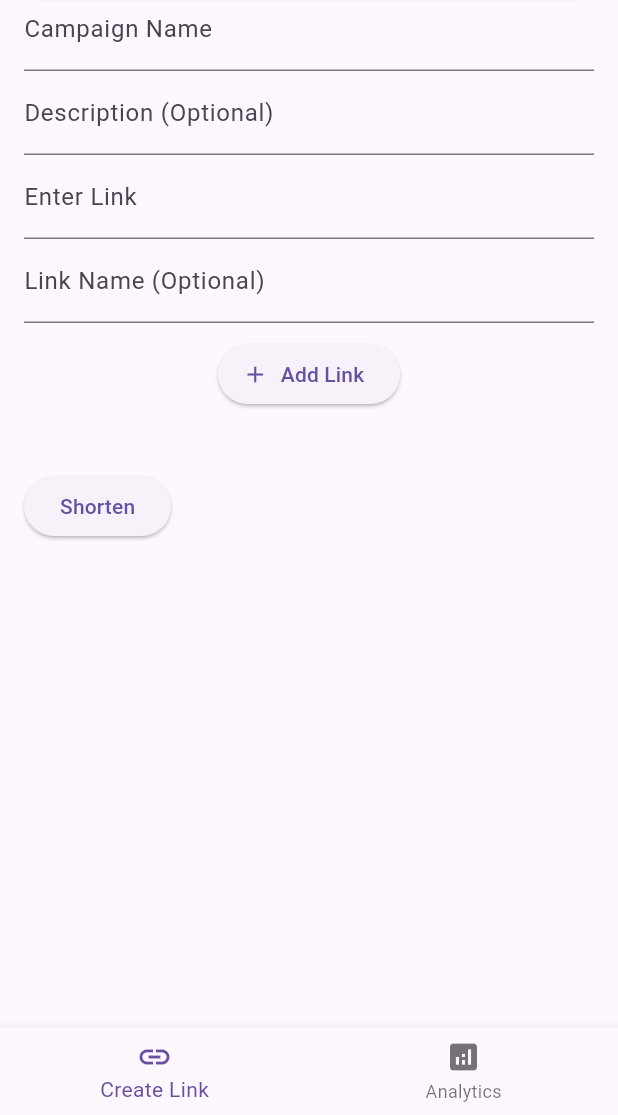
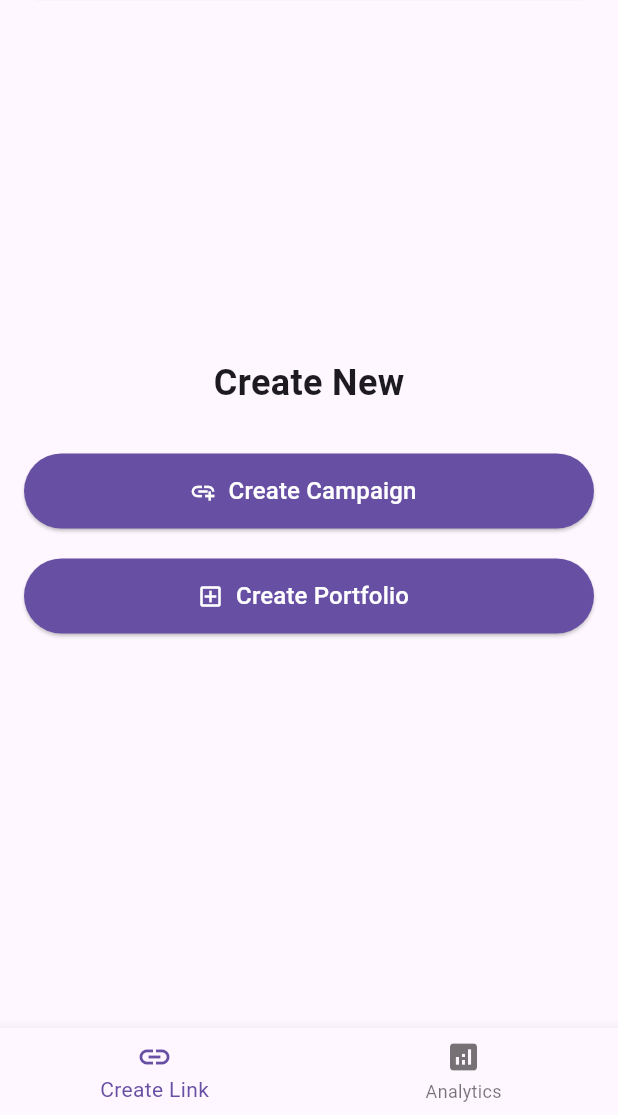
Before and after one commit to aalok-y/linklytics, a Flutter app: the HomePage screen opened by its route, on a phone screen of 412 x 824 dp, the part 121-1236 px from its top. Run offline on Flutter 3.47's test engine with Material 3 defaults, Android fonts, the phone set to English and light mode, and no system bars; our stand-ins replace fl_chart, get, image_picker, shared_preferences; accounts and stored records are empty; network calls fail.

Commit message:
add: create portfolio

```diff
--- a/lib/api/api_service.dart
+++ b/lib/api/api_service.dart
@@ -5,6 +5,49 @@ import 'package:shared_preferences/shared_preferences.dart';
 
 class ApiService {
   static const String baseUrl = "http://localhost:8000/api/v1";
+
+  static Future<Map<String, dynamic>> createPortfolio({
+    required String portName,
+    required String endpoint,
+    String? description,
+    String? avatar,
+    List<Map<String, String>>? links,
+  }) async {
+    final prefs = await SharedPreferences.getInstance();
+    String? token = prefs.getString('token');
+
+    if (token == null) {
+      throw Exception('Not logged in. Please log in first.');
+    }
+
+    final response = await http.post(
+      Uri.parse("$baseUrl/portfolio"),
+      headers: {
+        "Content-Type": "application/json",
+        "Authorization": "Bearer $token",
+      },
+      body: jsonEncode({
+        "portName": portName,
+        "endpoint": endpoint,
+        if (description != null && description.isNotEmpty) "description": description,
+        if (avatar != null && avatar.isNotEmpty) "avatar": avatar,
+        if (links != null && links.isNotEmpty) "links": links,
+      }),
+    );
+
+    print('API Response Status: ${response.statusCode}');
+    print('API Response Body: ${response.body}');
+
+    final responseBody = jsonDecode(response.body);
+
+    if (response.statusCode == 201) {
+      print('Portfolio created successfully: $responseBody');
+      return responseBody;
+    } else {
+      print('API Error Response: ${response.body}');
+      throw Exception(responseBody['error'] ?? responseBody['message'] ?? 'Failed to create portfolio');
+    }
+  }
 
   static Future<Map<String, dynamic>?> signUp(String name, String email, String password) async {
     final response = await http.post(
--- a/lib/views/home_page.dart
+++ b/lib/views/home_page.dart
@@ -5,33 +5,21 @@ import '../controllers/auth_controller.dart';
 import '../controllers/campaign_controller.dart';
 import 'package:shared_preferences/shared_preferences.dart';
 import 'analytics_page.dart';
+import 'create_portfolio_page.dart';
+import 'create_campaign_page.dart';
 
 class HomePage extends StatelessWidget {
   final AuthController authController = Get.find<AuthController>();
   final CampaignController campaignController = Get.put(CampaignController());
+  final RxInt currentIndex = 0.obs;
 
-  final TextEditingController campaignNameController = TextEditingController();
-  final TextEditingController descriptionController = TextEditingController();
-  final TextEditingController linkController = TextEditingController();
-  final TextEditingController linkNameController = TextEditingController();
-  final RxList<Map<String, String>> links = <Map<String, String>>[].obs;
-
-  void addLink() {
-    if (linkController.text.isNotEmpty) {
-      links.add({
-        'url': linkController.text,
-        'name': linkNameController.text.isEmpty ? '' : linkNameController.text
-      });
-      linkController.clear();
-      linkNameController.clear();
-    }
+  void navigateToCreatePortfolio() {
+    Get.to(() => CreatePortfolioPage());
   }
 
-  void removeLink(int index) {
-    links.removeAt(index);
+  void navigateToCreateCampaign() {
+    Get.to(() => CreateCampaignPage());
   }
-
-  final RxInt currentIndex = 0.obs;
 
   @override
   Widget build(BuildContext context) {
@@ -48,79 +36,45 @@ class HomePage extends StatelessWidget {
       body: Obx(() => IndexedStack(
         index: currentIndex.value,
         children: [
-          // Create Short Link Page
-          SingleChildScrollView(
+          // Create Link Options Page
+          Center(
             child: Padding(
               padding: EdgeInsets.all(16),
               child: Column(
-                crossAxisAlignment: CrossAxisAlignment.start,
+                mainAxisAlignment: MainAxisAlignment.center,
                 children: [
-                  TextField(
-                    controller: campaignNameController,
-                    decoration: InputDecoration(labelText: "Campaign Name"),
+                  Text(
+                    'Create New',
+                    style: TextStyle(fontSize: 24, fontWeight: FontWeight.bold),
                   ),
-                  TextField(
-                    controller: descriptionController,
-                    decoration: InputDecoration(labelText: "Description (Optional)"),
-                  ),
-                  Column(
-                    children: [
-                      TextField(
-                        controller: linkController,
-                        decoration: InputDecoration(labelText: "Enter Link"),
+                  SizedBox(height: 30),
+                  SizedBox(
+                    width: double.infinity,
+                    height: 50,
+                    child: ElevatedButton.icon(
+                      onPressed: navigateToCreateCampaign,
+                      icon: Icon(Icons.add_link),
+                      label: Text('Create Campaign', style: TextStyle(fontSize: 16)),
+                      style: ElevatedButton.styleFrom(
+                        backgroundColor: Theme.of(context).primaryColor,
+                        foregroundColor: Colors.white,
                       ),
-                      TextField(
-                        controller: linkNameController,
-                        decoration: InputDecoration(labelText: "Link Name (Optional)"),
-                      ),
-                      SizedBox(height: 10),
-                      ElevatedButton.icon(
-                        onPressed: addLink,
-                        icon: Icon(Icons.add),
-                        label: Text("Add Link"),
-                      ),
-                    ],
+                    ),
                   ),
                   SizedBox(height: 20),
-                  Obx(() => Column(
-                    children: links
-                        .asMap()
-                        .entries
-                        .map((entry) => ListTile(
-                              title: Text(entry.value['url']!),
-                              subtitle: entry.value['name']!.isNotEmpty
-                                  ? Text(entry.value['name']!)
-                                  : null,
-                              trailing: IconButton(
-                                icon: Icon(Icons.delete, color: Colors.red),
-                                onPressed: () => removeLink(entry.key),
-                              ),
-                            ))
-                        .toList(),
-                  )),
-                  SizedBox(height: 20),
-                  Obx(() => campaignController.isLoading.value
-                      ? Center(child: CircularProgressIndicator())
-                      : ElevatedButton(
-                          onPressed: () => campaignController.shortenLinks(
-                            campaignNameController.text,
-                            descriptionController.text,
-                            links.map((link) => link['url']!).toList(),
-                          ),
-                          child: Text("Shorten"),
-                        )),
-                  SizedBox(height: 20),
-                  Obx(() => campaignController.shortLinks.isNotEmpty
-                      ? Column(
-                          crossAxisAlignment: CrossAxisAlignment.start,
-                          children: [
-                            Text("Shortened Links:", style: TextStyle(fontSize: 18, fontWeight: FontWeight.bold)),
-                            ...campaignController.shortLinks.map((link) => ListTile(
-                                  title: Text(link, style: TextStyle(color: Colors.blue)),
-                                )),
-                          ],
-                        )
-                      : Container()),
+                  SizedBox(
+                    width: double.infinity,
+                    height: 50,
+                    child: ElevatedButton.icon(
+                      onPressed: navigateToCreatePortfolio,
+                      icon: Icon(Icons.add_box_outlined),
+                      label: Text('Create Portfolio', style: TextStyle(fontSize: 16)),
+                      style: ElevatedButton.styleFrom(
+                        backgroundColor: Theme.of(context).primaryColor,
+                        foregroundColor: Colors.white,
+                      ),
+                    ),
+                  ),
                 ],
               ),
             ),
--- a/pubspec.yaml
+++ b/pubspec.yaml
@@ -35,10 +35,12 @@ dependencies:
   shared_preferences: ^2.5.2
   get_storage: ^2.1.1
   fl_chart: ^0.70.2
+  image_picker: ^1.1.2
 
   # The following adds the Cupertino Icons font to your application.
   # Use with the CupertinoIcons class for iOS style icons.
   cupertino_icons: ^1.0.8
+
 
 dev_dependencies:
   flutter_test:
```
Also changed, not shown: lib/controllers/analytics_controller.dart (+21 -3 lines), lib/controllers/portfolio_controller.dart (added, +54 -0 lines), lib/views/create_campaign_page.dart (added, +108 -0 lines), lib/views/create_portfolio_page.dart (added, +161 -0 lines), pubspec.lock, 5 other files.
